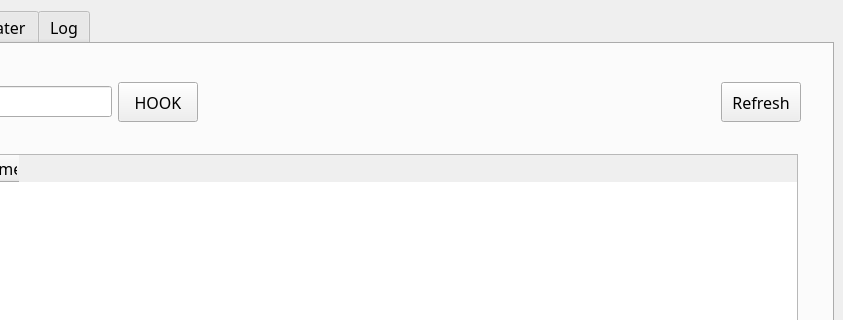
The window that Cataclysm_Version/friTCP/main_window.ui (Normaltic1018/friTCP) describes before a commit, drawn with Qt 5; both pictures show x 213 to 1056 and y 0 to 320 of the 1056 by 821 pixel window.
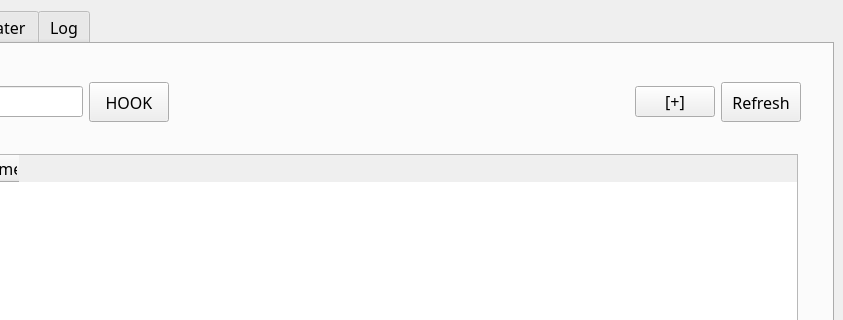
The same window after the commit. Icons and pictures are not drawn.

```diff
--- a/Cataclysm_Version/friTCP/main_window.ui
+++ b/Cataclysm_Version/friTCP/main_window.ui
@@ -1365,6 +1365,13 @@
            </property>
           </spacer>
          </item>
+         <item>
+          <widget class="QPushButton" name="pushButton_openProcess">
+           <property name="text">
+            <string>[+]</string>
+           </property>
+          </widget>
+         </item>
          <item>
           <widget class="QPushButton" name="pushButton_refresh">
            <property name="minimumSize">
```
